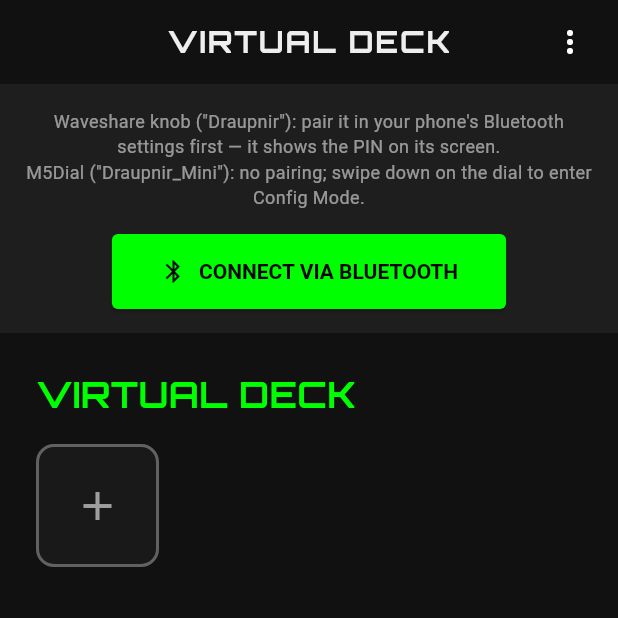
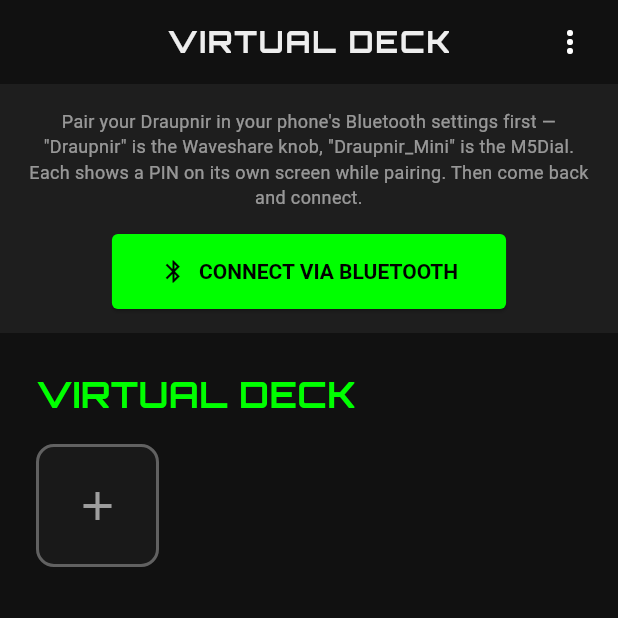
Before and after one commit to Midknightloki/draupnir, a Flutter app: the screen it shows after launch, on a phone screen of 412 x 824 dp, the top half of it. Run offline on Flutter 3.47's test engine with Material 3 defaults, Android fonts, the phone set to English and light mode, and no system bars; our stand-ins replace flutter_blue_plus, google_fonts, lucide_icons_flutter, permission_handler; missing offline and left inert: file_selector.

Commit message:
fix: app copy said the M5Dial needs no pairing
It does now. The first-run connection bar instructed users to skip the
step that is the whole point of the M5Dial security gate, and
pairingRequiredMessage named only the Waveshare, though it is shown
without knowing which board refused.

Keeps the CONFIG MODE REQUIRED panel, relabelled as an explicit legacy
fallback for an M5Dial still running pre-gate firmware -- on that board
it is still the correct instruction.

Co-Authored-By: Claude Opus 5 <noreply@anthropic.com>
Claude-Session: https://claude.ai/code/session_016WsuGUUVhXfnyvCkXF6ZtZ

```diff
--- a/companion_app/lib/screens/dashboard_screen.dart
+++ b/companion_app/lib/screens/dashboard_screen.dart
@@ -568,14 +568,13 @@ class _DashboardScreenState extends State<DashboardScreen> {
       // on-device web UI, which is cut permanently (spec v3 §1, §7).
       child: Column(
         children: [
-          // Pairing applies to the Waveshare knob ("Draupnir"), which enforces bonding. The
-          // M5Dial ("Draupnir_Mini") has no BLE security yet and needs no pairing — it needs
-          // Config Mode instead, which is what the CONFIG MODE REQUIRED panel says when it
-          // refuses. Both are named here so the first-run screen matches either board.
+          // Both boards enforce BLE bonding now, so this is one instruction rather than two.
+          // It used to say the M5Dial needed no pairing; that stopped being true when the
+          // M5Dial security gate landed.
           const Text(
-            'Waveshare knob ("Draupnir"): pair it in your phone\'s Bluetooth settings first — '
-            'it shows the PIN on its screen.\n'
-            'M5Dial ("Draupnir_Mini"): no pairing; swipe down on the dial to enter Config Mode.',
+            'Pair your Draupnir in your phone\'s Bluetooth settings first — "Draupnir" is the '
+            'Waveshare knob, "Draupnir_Mini" is the M5Dial. Each shows a PIN on its own screen '
+            'while pairing. Then come back and connect.',
             style: TextStyle(color: Colors.white54, fontSize: 12),
             textAlign: TextAlign.center,
           ),
--- a/companion_app/lib/state/draupnir_state.dart
+++ b/companion_app/lib/state/draupnir_state.dart
@@ -451,16 +451,20 @@ class DraupnirState extends ChangeNotifier {
 
   // Shown whenever the device rejects a request for lack of an encrypted, bonded link. There is
   // no in-app action that can fix this — the OS owns pairing — so the message points at the
-  // system Bluetooth settings and the PIN on the knob's screen.
+  // system Bluetooth settings and the PIN on the device's screen. Both boards enforce bonding
+  // now, and this is shown without knowing which one refused, so it names both.
   static const String pairingRequiredMessage =
       'This Draupnir is not paired with your phone yet.\n\n'
-      'Open your phone\'s Bluetooth settings, pair with "Draupnir", and enter the PIN shown on '
-      'the knob\'s screen. Then come back and connect again.';
+      'Open your phone\'s Bluetooth settings, pair with it ("Draupnir" for the Waveshare knob, '
+      '"Draupnir_Mini" for the M5Dial), and enter the PIN shown on the device\'s screen. '
+      'Then come back and connect again.';
 
-  // Shown when the device answers with "Not in Config Mode". The gesture named here is the
-  // M5Dial's, because it is the only board with the gate — and note it is the OPPOSITE
-  // direction from that board's kill-all (swipe up), so naming the wrong one would be worse
-  // than saying nothing.
+  // LEGACY FALLBACK — do not delete, and do not "restore" the firmware gate to match it.
+  // The M5Dial's CONFIG_MODE check was removed when it gained real BLE pairing; an encrypted,
+  // authenticated link is the authorization now. This message can therefore only come from an
+  // M5Dial still running pre-gate firmware, which is exactly why it stays: on that board it is
+  // still the correct instruction. Note the gesture named here is the OPPOSITE direction from
+  // that board's kill-all (swipe up), so naming the wrong one would be worse than saying nothing.
   static const String configModeRequiredMessage =
       'Draupnir_Mini is in Run Mode and will not serve config requests.\n\n'
       'Swipe down on the dial\'s screen to enter Config Mode, then try again.';
```
